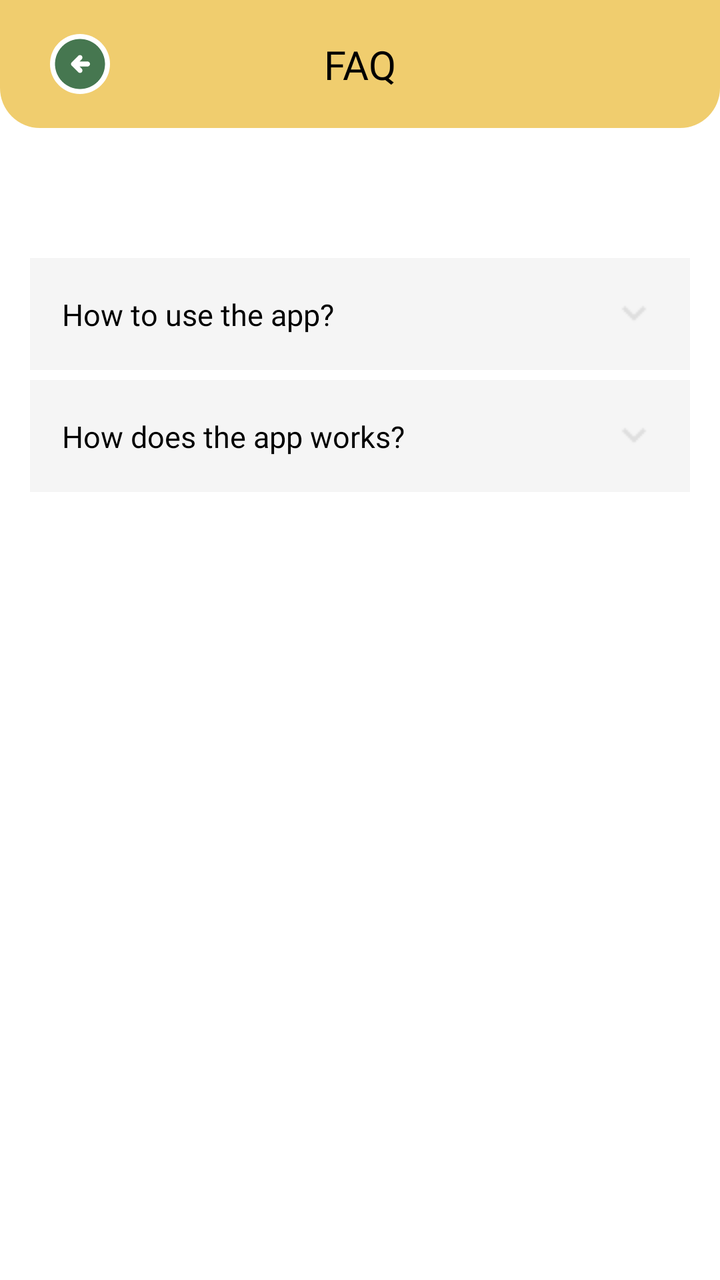
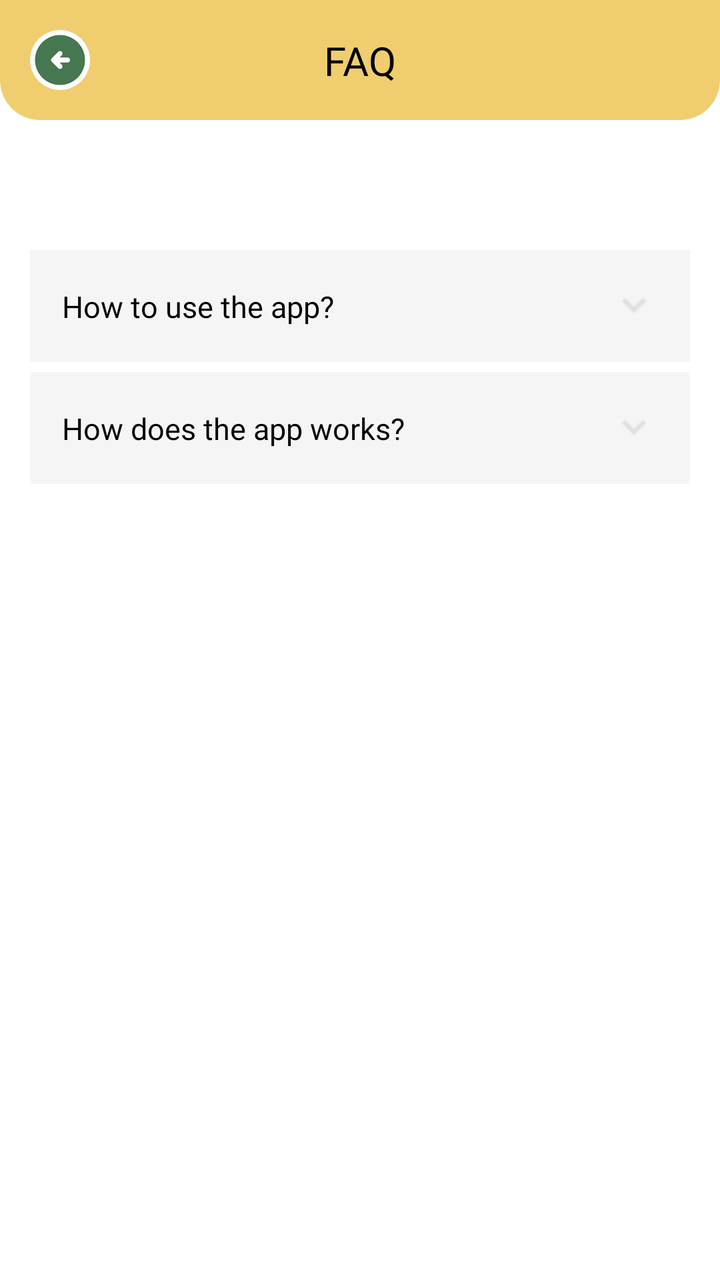

Screens rendered from an Android XML layout before and after an edit, with the pre-edit source and the edit as a unified diff.
<!-- AndroidManifest.xml: application theme Theme.SortItJSON -->
<!-- res/layout/fragment_faq.xml -->
<?xml version="1.0" encoding="utf-8"?>
<ScrollView
    xmlns:android="http://schemas.android.com/apk/res/android"
    xmlns:app="http://schemas.android.com/apk/res-auto"
    android:layout_width="match_parent"
    android:layout_height="match_parent"
    android:fillViewport="true"
    android:background="#FFFFFF">

    
    <LinearLayout
        android:layout_width="match_parent"
        android:layout_height="wrap_content"
        android:orientation="vertical">


        

        <LinearLayout
            android:layout_width="match_parent"
            android:layout_height="wrap_content"
            android:orientation="vertical">

            
            <androidx.constraintlayout.widget.ConstraintLayout
                android:layout_width="match_parent"
                android:layout_height="wrap_content"
                android:minHeight="60dp"
                android:paddingHorizontal="20dp"
                android:paddingVertical="12dp"
                android:background="@drawable/yellow_header_page">

                
                <ImageButton
                    android:id="@+id/btnBack"
                    android:layout_width="40dp"
                    android:layout_height="40dp"
                    android:background="@android:color/transparent"
                    android:contentDescription="Back"
                    android:padding="8dp"
                    android:src="@drawable/button_green_backward"
                    app:layout_constraintStart_toStartOf="parent"
                    app:layout_constraintTop_toTopOf="parent"
                    app:layout_constraintBottom_toBottomOf="parent"/>

                
                <TextView
                    android:id="@+id/title"
                    android:layout_width="wrap_content"
                    android:layout_height="wrap_content"
                    android:text="FAQ"
                    android:textColor="#000000"
                    android:textSize="20sp"
                    android:fontFamily="@font/montserrat_bold"
                    app:layout_constraintStart_toStartOf="parent"
                    app:layout_constraintEnd_toEndOf="parent"
                    app:layout_constraintTop_toTopOf="parent"
                    app:layout_constraintBottom_toBottomOf="parent"/>

            </androidx.constraintlayout.widget.ConstraintLayout>

            

            <LinearLayout
                android:layout_width="match_parent"
                android:layout_height="wrap_content"
                android:layout_marginTop="50dp"
                android:padding="15dp"
                android:orientation="vertical">

                
                <LinearLayout
                    android:id="@+id/layoutQuestion1"
                    android:layout_width="match_parent"
                    android:layout_height="wrap_content"
                    android:orientation="vertical"
                    android:background="#F5F5F5"
                    android:padding="16dp"
                    android:layout_marginBottom="5dp">

                    
                    <androidx.constraintlayout.widget.ConstraintLayout
                        android:layout_width="match_parent"
                        android:layout_height="wrap_content">

                        <TextView
                            android:id="@+id/tvQuestion1"
                            android:layout_width="0dp"
                            android:layout_height="wrap_content"
                            android:text="How to use the app?"
                            android:textSize="15sp"
                            android:textColor="#000000"
                            android:fontFamily="@font/montserrat_bold"
                            app:layout_constraintStart_toStartOf="parent"
                            app:layout_constraintEnd_toStartOf="@id/arrowIcon1"
                            app:layout_constraintTop_toTopOf="parent"
                            app:layout_constraintBottom_toBottomOf="parent"/>

                        <ImageView
                            android:id="@+id/arrowIcon1"
                            android:layout_width="24dp"
                            android:layout_height="24dp"
                            android:src="@drawable/arrow_down"
                            app:layout_constraintEnd_toEndOf="parent"
                            app:layout_constraintTop_toTopOf="parent"
                            app:layout_constraintBottom_toBottomOf="parent"/>
                    </androidx.constraintlayout.widget.ConstraintLayout>

                    
                    <TextView
                        android:id="@+id/tvAnswer1"
                        android:layout_width="match_parent"
                        android:layout_height="wrap_content"
                        android:justificationMode="inter_word"
                        android:fontFamily="@font/montserrat_regular"
                        android:text="Capture the image of the waste. Let the system analyze the material. Identify the classification. Learn and recycle."
                        android:textSize="15sp"
                        android:textColor="#555555"
                        android:visibility="gone"
                        android:paddingTop="12dp"/>

                </LinearLayout>

                
                
                <LinearLayout
                    android:id="@+id/layoutQuestion2"
                    android:layout_width="match_parent"
                    android:layout_height="wrap_content"
                    android:orientation="vertical"
                    android:background="#F5F5F5"
                    android:padding="16dp"
                    android:layout_marginBottom="5dp">

                    
                    <androidx.constraintlayout.widget.ConstraintLayout
                        android:layout_width="match_parent"
                        android:layout_height="wrap_content">

                        <TextView
                            android:id="@+id/tvQuestion2"
                            android:layout_width="0dp"
                            android:layout_height="wrap_content"
                            android:text="How does the app works?"
                            android:textSize="15sp"
                            android:textColor="#000000"
                            android:fontFamily="@font/montserrat_bold"
                            app:layout_constraintStart_toStartOf="parent"
                            app:layout_constraintEnd_toStartOf="@id/arrowIcon2"
                            app:layout_constraintTop_toTopOf="parent"
                            app:layout_constraintBottom_toBottomOf="parent"/>

                        <ImageView
                            android:id="@+id/arrowIcon2"
                            android:layout_width="24dp"
                            android:layout_height="24dp"
                            android:src="@drawable/arrow_down"
                            app:layout_constraintEnd_toEndOf="parent"
                            app:layout_constraintTop_toTopOf="parent"
                            app:layout_constraintBottom_toBottomOf="parent"/>
                    </androidx.constraintlayout.widget.ConstraintLayout>

                    
                    <TextView
                        android:id="@+id/tvAnswer2"
                        android:layout_width="match_parent"
                        android:layout_height="wrap_content"
                        android:justificationMode="inter_word"
                        android:fontFamily="@font/montserrat_regular"
                        android:text="Capture a photo of any material. The system analyzes the image using AI-based classification. It identifies the type of material (plastic, paper, glass, metal, etc.) and tells you if it’s recyclable. The app also provides recycling tips and disposal guidance."
                        android:textSize="15sp"
                        android:textColor="#555555"
                        android:visibility="gone"
                        android:paddingTop="12dp"/>

                </LinearLayout>

            </LinearLayout>

        </LinearLayout>

    </LinearLayout>
</ScrollView>
<!-- resources referenced by this layout -->
<resources>
  <!-- drawable arrow_down: png bitmap (drawable, 249 bytes) -->
  <!-- drawable button_green_backward (drawable) -->
  <vector xmlns:android="http://schemas.android.com/apk/res/android"
      android:width="30dp"
      android:height="30dp"
      android:viewportWidth="24"
      android:viewportHeight="24">
    <path
        android:pathData="M24,12C24,18.627 18.627,24 12,24C5.373,24 0,18.627 0,12C0,5.373 5.373,0 12,0C18.627,0 24,5.373 24,12Z"
        android:fillColor="#ffffff"/>
    <path
        android:pathData="M11.8,13H15C15.283,13 15.521,12.904 15.712,12.712C15.904,12.521 16,12.283 16,12C16,11.717 15.904,11.479 15.712,11.288C15.521,11.096 15.283,11 15,11H11.8L12.7,10.1C12.883,9.917 12.975,9.683 12.975,9.4C12.975,9.117 12.883,8.883 12.7,8.7C12.517,8.517 12.283,8.425 12,8.425C11.717,8.425 11.483,8.517 11.3,8.7L8.7,11.3C8.5,11.5 8.4,11.733 8.4,12C8.4,12.267 8.5,12.5 8.7,12.7L11.3,15.3C11.483,15.483 11.717,15.575 12,15.575C12.283,15.575 12.517,15.483 12.7,15.3C12.883,15.117 12.975,14.883 12.975,14.6C12.975,14.317 12.883,14.083 12.7,13.9L11.8,13ZM12,22C10.617,22 9.317,21.737 8.1,21.212C6.883,20.688 5.825,19.975 4.925,19.075C4.025,18.175 3.313,17.117 2.787,15.9C2.263,14.683 2,13.383 2,12C2,10.617 2.263,9.317 2.787,8.1C3.313,6.883 4.025,5.825 4.925,4.925C5.825,4.025 6.883,3.313 8.1,2.787C9.317,2.263 10.617,2 12,2C13.383,2 14.683,2.263 15.9,2.787C17.117,3.313 18.175,4.025 19.075,4.925C19.975,5.825 20.688,6.883 21.212,8.1C21.737,9.317 22,10.617 22,12C22,13.383 21.737,14.683 21.212,15.9C20.688,17.117 19.975,18.175 19.075,19.075C18.175,19.975 17.117,20.688 15.9,21.212C14.683,21.737 13.383,22 12,22Z"
        android:fillColor="#467750"/>
  </vector>
  <!-- drawable yellow_header_page (drawable) -->
  <shape xmlns:android="http://schemas.android.com/apk/res/android">
      <solid android:color="#F0CD6E"/>
  
      <corners
          android:bottomLeftRadius="20dp"
          android:bottomRightRadius="20dp"/>
  </shape>
  <style name="Theme.SortItJSON" parent="Base.Theme.SortItJSON" />
  <style name="Base.Theme.SortItJSON" parent="Theme.Material3.DayNight.NoActionBar">
          
          <item name="colorPrimary">@color/darkgreen</item>
      </style>
  <color name="darkgreen">#467750</color>
</resources>

<!-- the commit's change to res/layout/fragment_faq.xml (unified diff, before → after) -->
@@ -26,8 +26,7 @@
                 android:layout_width="match_parent"
                 android:layout_height="wrap_content"
                 android:minHeight="60dp"
-                android:paddingHorizontal="20dp"
-                android:paddingVertical="12dp"
+                android:padding="10dp"
                 android:background="@drawable/yellow_header_page">
 
                 
